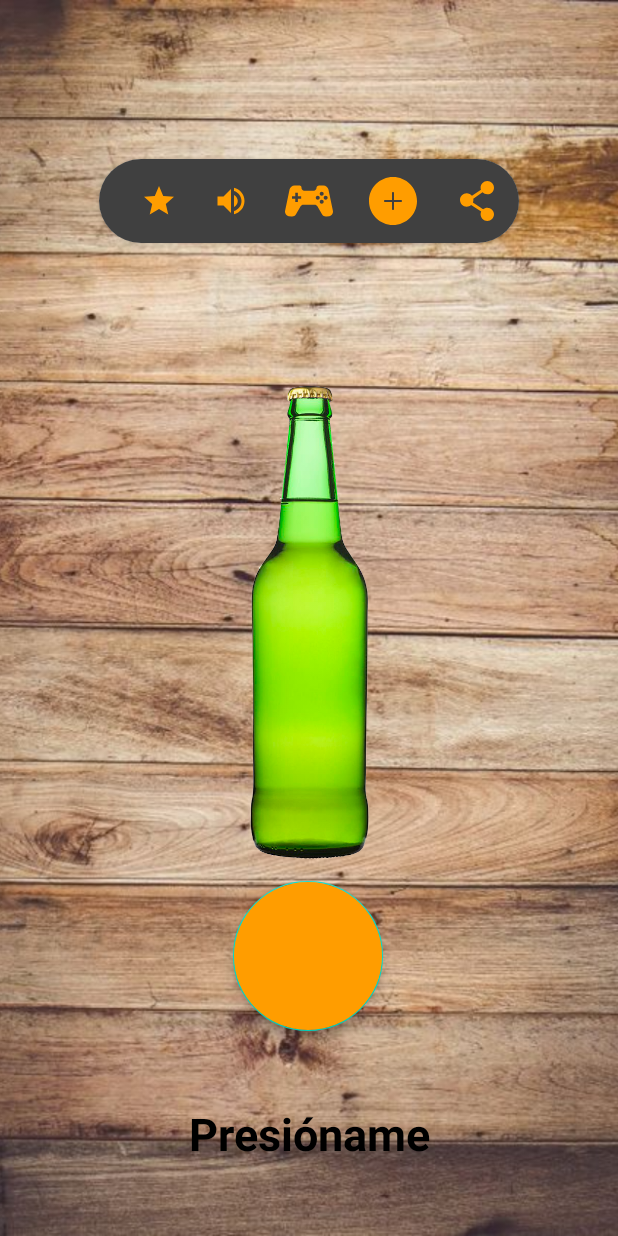
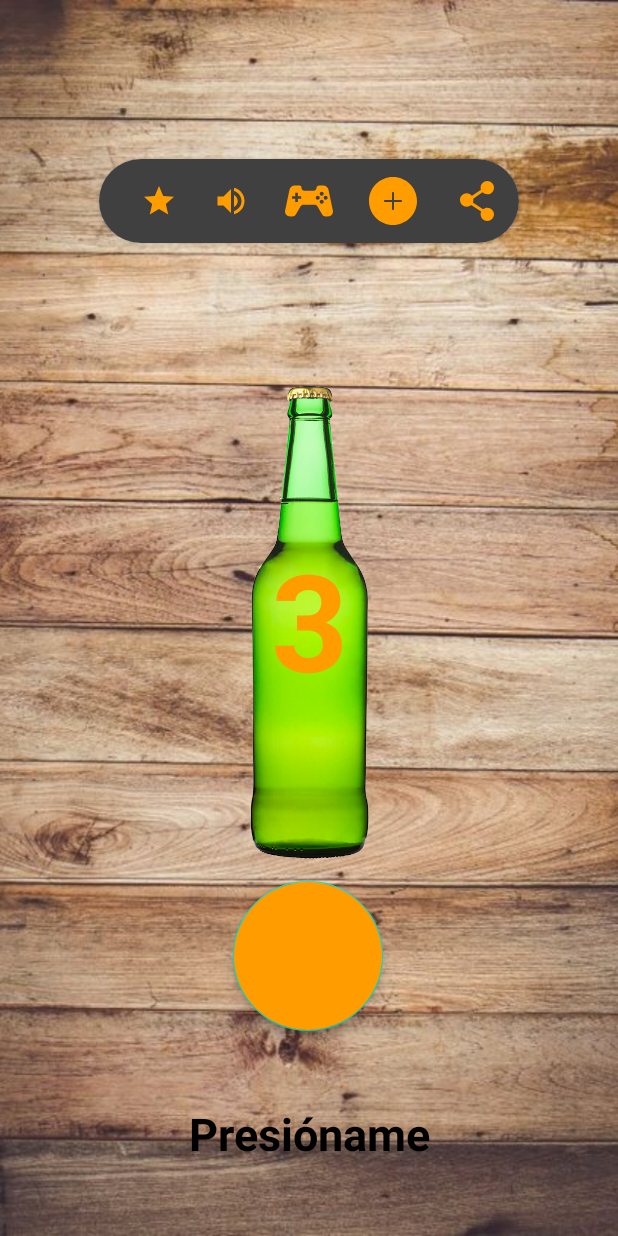
Before and after one commit to AndresDavidArcos/equipoSeis, an Android app: the layout activity_main.xml on its own in the app's theme, with its tools: preview values and no code run, on a phone screen of 412 x 824 dp. Run offline under Robolectric (Android 15) with nearby library versions, the phone set to English and light mode, and no system bars.

Commit message:
HU2, HU3, HU11, FINISHED

```diff
--- a/app/src/main/res/layout/activity_main.xml
+++ b/app/src/main/res/layout/activity_main.xml
@@ -29,6 +29,7 @@
             android:layout_height="wrap_content"
             >
             <com.google.android.material.appbar.MaterialToolbar
+                android:id="@+id/toolbar"
                 android:layout_width="match_parent"
                 android:layout_height="match_parent"
                 app:menu="@menu/top_app_bar"
@@ -72,6 +73,19 @@
         android:textSize="30dp"
         android:textStyle="bold"
         />
+        <TextView
+            android:id="@+id/countdown"
+            android:layout_width="wrap_content"
+            android:layout_height="wrap_content"
+            android:textSize="90sp"
+            android:textColor="@color/orange"
+            android:textStyle="bold"
+            app:layout_constraintTop_toTopOf="@+id/botella"
+            app:layout_constraintBottom_toBottomOf="@+id/botella"
+            app:layout_constraintLeft_toLeftOf="@+id/botella"
+            app:layout_constraintRight_toRightOf="@+id/botella"
+            tools:text="3"
+            />
 
 
 </androidx.constraintlayout.widget.ConstraintLayout>
```
Also changed, not shown: app/src/main/java/com/example/picobotellaequipo6/view/MainActivity.kt (+73 -4 lines), app/src/main/res/drawable/sound_off.xml (added, +9 -0 lines), 2 other files.
